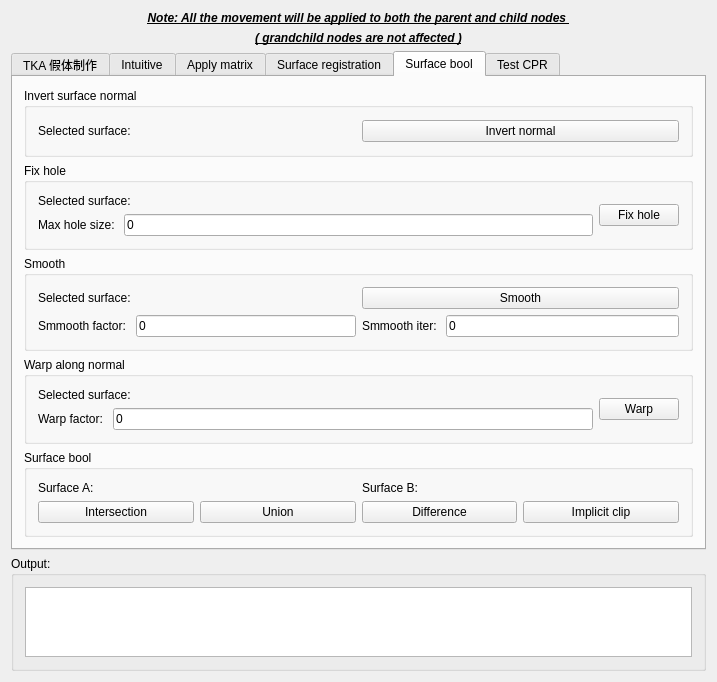
Old version of the form Plugins/org.mitk.lancet.movedata/src/internal/MoveDataControls.ui in the repository zhaomengxiao/LancetMITK-Adition.
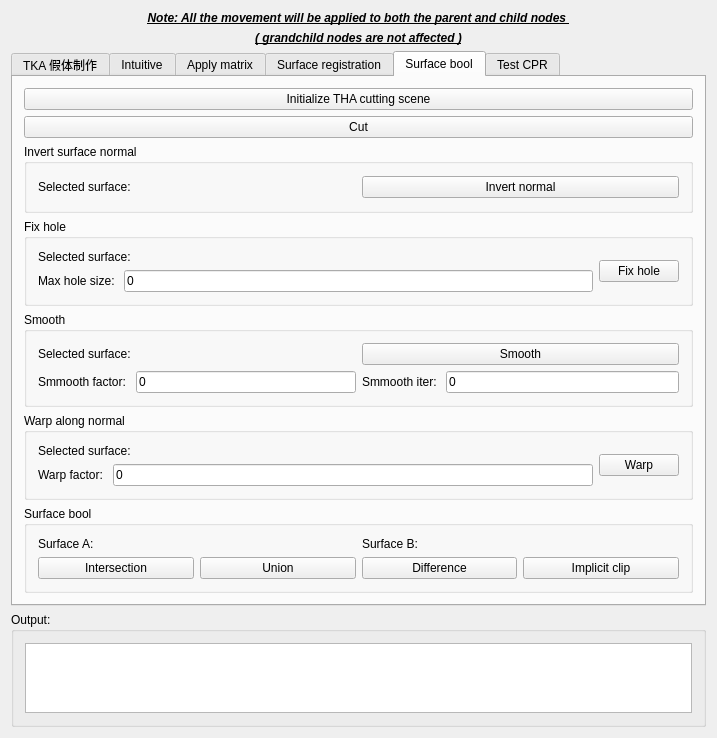
New version of the form. Custom widgets are drawn as their Qt base class.

```diff
--- a/Plugins/org.mitk.lancet.movedata/src/internal/MoveDataControls.ui
+++ b/Plugins/org.mitk.lancet.movedata/src/internal/MoveDataControls.ui
@@ -1118,7 +1118,128 @@
        <string>Surface bool</string>
       </attribute>
       <layout class="QGridLayout" name="gridLayout_23">
+       <item row="5" column="0">
+        <widget class="QGroupBox" name="groupBox_12">
+         <property name="title">
+          <string>Warp along normal</string>
+         </property>
+         <layout class="QGridLayout" name="gridLayout_19">
+          <item row="0" column="0">
+           <layout class="QHBoxLayout" name="horizontalLayout_16">
+            <item>
+             <widget class="QLabel" name="label_25">
+              <property name="text">
+               <string>Selected surface:</string>
+              </property>
+             </widget>
+            </item>
+            <item>
+             <widget class="QmitkSingleNodeSelectionWidget" name="mitkNodeSelectWidget_normalWarp" native="true"/>
+            </item>
+           </layout>
+          </item>
+          <item row="1" column="0">
+           <layout class="QHBoxLayout" name="horizontalLayout_17">
+            <item>
+             <widget class="QLabel" name="label_26">
+              <property name="text">
+               <string>Warp factor: </string>
+              </property>
+             </widget>
+            </item>
+            <item>
+             <widget class="QLineEdit" name="lineEdit_warpFactor">
+              <property name="text">
+               <string>0</string>
+              </property>
+             </widget>
+            </item>
+           </layout>
+          </item>
+          <item row="0" column="1" rowspan="2">
+           <widget class="QPushButton" name="pushButton_warp">
+            <property name="text">
+             <string>Warp</string>
+            </property>
+           </widget>
+          </item>
+         </layout>
+        </widget>
+       </item>
+       <item row="4" column="0">
+        <widget class="QGroupBox" name="groupBox_15">
+         <property name="title">
+          <string>Smooth</string>
+         </property>
+         <layout class="QGridLayout" name="gridLayout_22">
+          <item row="0" column="0">
+           <layout class="QHBoxLayout" name="horizontalLayout_22">
+            <item>
+             <widget class="QLabel" name="label_31">
+              <property name="text">
+               <string>Selected surface:</string>
+              </property>
+             </widget>
+            </item>
+            <item>
+             <widget class="QmitkSingleNodeSelectionWidget" name="mitkNodeSelectWidget_smooth" native="true"/>
+            </item>
+           </layout>
+          </item>
+          <item row="1" column="0">
+           <layout class="QHBoxLayout" name="horizontalLayout_23">
+            <item>
+             <widget class="QLabel" name="label_32">
+              <property name="text">
+               <string>Smmooth factor: </string>
+              </property>
+             </widget>
+            </item>
+            <item>
+             <widget class="QLineEdit" name="lineEdit_smoothFactor">
+              <property name="text">
+               <string>0</string>
+              </property>
+             </widget>
+            </item>
+           </layout>
+          </item>
+          <item row="1" column="1">
+           <layout class="QHBoxLayout" name="horizontalLayout_24">
+            <item>
+             <widget class="QLabel" name="label_33">
+              <property name="text">
+               <string>Smmooth iter: </string>
+              </property>
+             </widget>
+            </item>
+            <item>
+             <widget class="QLineEdit" name="lineEdit_warpFactor_smoothIter">
+              <property name="text">
+               <string>0</string>
+              </property>
+             </widget>
+            </item>
+           </layout>
+          </item>
+          <item row="0" column="1">
+           <widget class="QPushButton" name="pushButton_smooth">
+            <property name="text">
+             <string>Smooth</string>
+            </property>
+           </widget>
+          </item>
+         </layout>
+        </widget>
+       </item>
        <item row="0" column="0">
+        <widget class="QPushButton" name="pushButton_initTHAcutting">
+         <property name="text">
+          <string>Initialize THA cutting scene</string>
+         </property>
+        </widget>
+       </item>
+       <item row="2" column="0">
         <widget class="QGroupBox" name="groupBox_11">
          <property name="title">
           <string>Invert surface normal</string>
@@ -1148,7 +1269,7 @@
          </layout>
         </widget>
        </item>
-       <item row="1" column="0">
+       <item row="3" column="0">
         <widget class="QGroupBox" name="groupBox_14">
          <property name="title">
           <string>Fix hole</string>
@@ -1196,121 +1317,7 @@
          </layout>
         </widget>
        </item>
-       <item row="2" column="0">
-        <widget class="QGroupBox" name="groupBox_15">
-         <property name="title">
-          <string>Smooth</string>
-         </property>
-         <layout class="QGridLayout" name="gridLayout_22">
-          <item row="0" column="0">
-           <layout class="QHBoxLayout" name="horizontalLayout_22">
-            <item>
-             <widget class="QLabel" name="label_31">
-              <property name="text">
-               <string>Selected surface:</string>
-              </property>
-             </widget>
-            </item>
-            <item>
-             <widget class="QmitkSingleNodeSelectionWidget" name="mitkNodeSelectWidget_smooth" native="true"/>
-            </item>
-           </layout>
-          </item>
-          <item row="1" column="0">
-           <layout class="QHBoxLayout" name="horizontalLayout_23">
-            <item>
-             <widget class="QLabel" name="label_32">
-              <property name="text">
-               <string>Smmooth factor: </string>
-              </property>
-             </widget>
-            </item>
-            <item>
-             <widget class="QLineEdit" name="lineEdit_smoothFactor">
-              <property name="text">
-               <string>0</string>
-              </property>
-             </widget>
-            </item>
-           </layout>
-          </item>
-          <item row="1" column="1">
-           <layout class="QHBoxLayout" name="horizontalLayout_24">
-            <item>
-             <widget class="QLabel" name="label_33">
-              <property name="text">
-               <string>Smmooth iter: </string>
-              </property>
-             </widget>
-            </item>
-            <item>
-             <widget class="QLineEdit" name="lineEdit_warpFactor_smoothIter">
-              <property name="text">
-               <string>0</string>
-              </property>
-             </widget>
-            </item>
-           </layout>
-          </item>
-          <item row="0" column="1">
-           <widget class="QPushButton" name="pushButton_smooth">
-            <property name="text">
-             <string>Smooth</string>
-            </property>
-           </widget>
-          </item>
-         </layout>
-        </widget>
-       </item>
-       <item row="3" column="0">
-        <widget class="QGroupBox" name="groupBox_12">
-         <property name="title">
-          <string>Warp along normal</string>
-         </property>
-         <layout class="QGridLayout" name="gridLayout_19">
-          <item row="0" column="0">
-           <layout class="QHBoxLayout" name="horizontalLayout_16">
-            <item>
-             <widget class="QLabel" name="label_25">
-              <property name="text">
-               <string>Selected surface:</string>
-              </property>
-             </widget>
-            </item>
-            <item>
-             <widget class="QmitkSingleNodeSelectionWidget" name="mitkNodeSelectWidget_normalWarp" native="true"/>
-            </item>
-           </layout>
-          </item>
-          <item row="1" column="0">
-           <layout class="QHBoxLayout" name="horizontalLayout_17">
-            <item>
-             <widget class="QLabel" name="label_26">
-              <property name="text">
-               <string>Warp factor: </string>
-              </property>
-             </widget>
-            </item>
-            <item>
-             <widget class="QLineEdit" name="lineEdit_warpFactor">
-              <property name="text">
-               <string>0</string>
-              </property>
-             </widget>
-            </item>
-           </layout>
-          </item>
-          <item row="0" column="1" rowspan="2">
-           <widget class="QPushButton" name="pushButton_warp">
-            <property name="text">
-             <string>Warp</string>
-            </property>
-           </widget>
-          </item>
-         </layout>
-        </widget>
-       </item>
-       <item row="4" column="0">
+       <item row="6" column="0">
         <widget class="QGroupBox" name="groupBox_13">
          <property name="title">
           <string>Surface bool</string>
@@ -1375,6 +1382,13 @@
          </layout>
         </widget>
        </item>
+       <item row="1" column="0">
+        <widget class="QPushButton" name="pushButton_testCut">
+         <property name="text">
+          <string>Cut</string>
+         </property>
+        </widget>
+       </item>
       </layout>
      </widget>
      <widget class="QWidget" name="tab_4">
```
